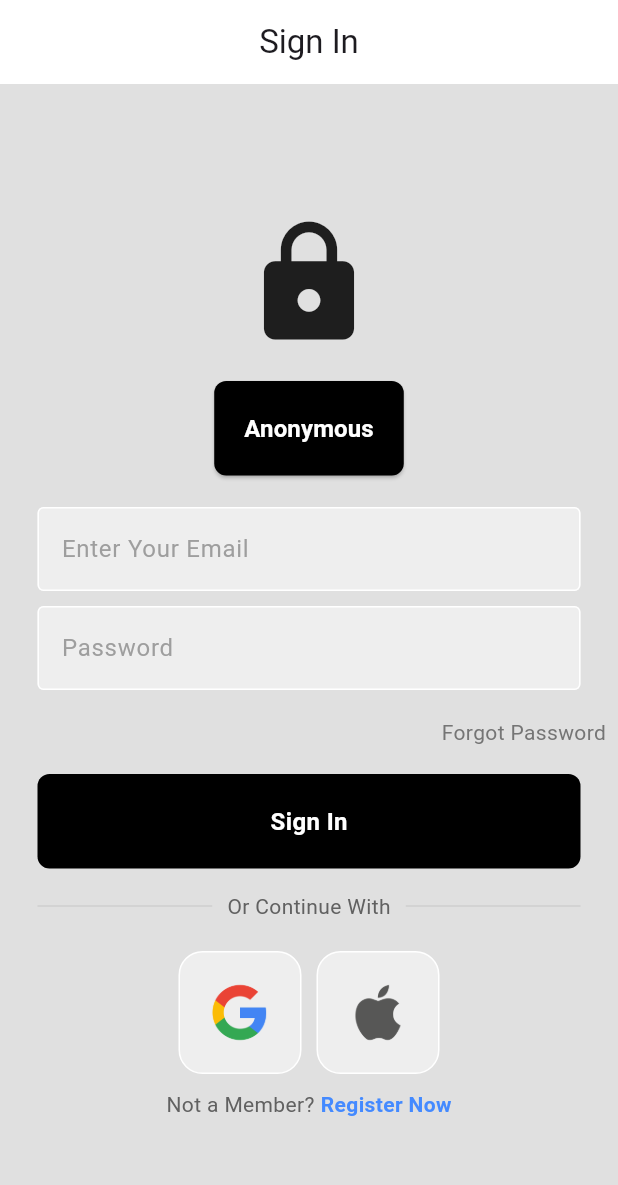
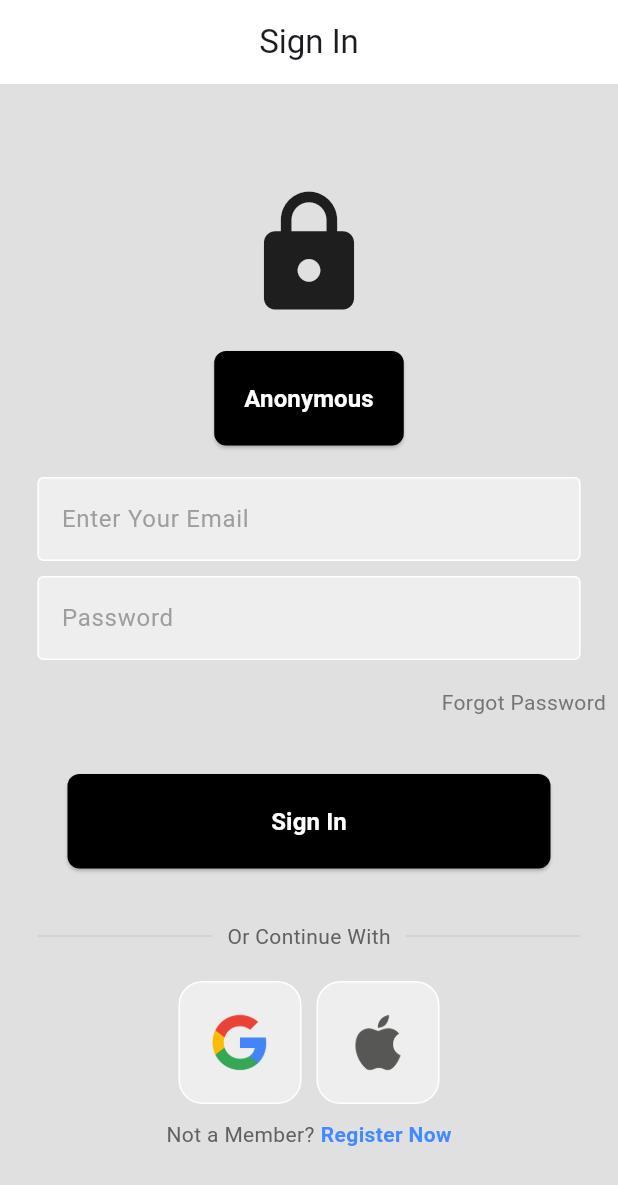
Before and after one commit to Nasiali-Eden/flutter_firebase, a Flutter app: the screen it shows after launch, on a phone screen of 412 x 824 dp. Shown: the top 1185 px of the screen. Run offline on Flutter 3.47's test engine with Material 3 defaults, Android fonts, the phone set to English and light mode, and no system bars; our stand-ins replace firebase_auth, firebase_core; accounts and stored records are empty.

Commit message:
Button Styling

```diff
--- a/lib/components/buttons.dart
+++ b/lib/components/buttons.dart
@@ -2,24 +2,27 @@ import 'package:flutter/material.dart';
 
 class SignInButton extends StatelessWidget {
 
-  final Function()? onTap;
+  final Function()? onPressed;
 
   const SignInButton({
     super.key,
-    required this.onTap,
+    required this.onPressed,
   });
 
   @override
   Widget build(BuildContext context) {
-    return GestureDetector(
-      onTap: onTap,
-      child: Container(
-        padding: const EdgeInsets.all(20),
-        margin: const EdgeInsets.symmetric(horizontal: 25),
-        decoration: BoxDecoration(
-          color: Colors.black,
-          borderRadius: BorderRadius.circular(8),
+    return Container(
+      padding: const EdgeInsets.all(20),
+      margin: const EdgeInsets.symmetric(horizontal: 25),
+      child: ElevatedButton(
+        style: ElevatedButton.styleFrom(
+          backgroundColor: Colors.black, // Background color
+          padding: const EdgeInsets.all(20), // Button padding
+          shape: RoundedRectangleBorder(
+            borderRadius: BorderRadius.circular(8), // Rounded corners
+          ),
         ),
+        onPressed: onPressed,
         child: const Center(
           child: Text(
             "Sign In",
--- a/lib/screens/pages/login_page.dart
+++ b/lib/screens/pages/login_page.dart
@@ -76,7 +76,7 @@ class _LoginPageState extends State<LoginPage> {
                 ),
               ),
               const SizedBox(height: 10),
-              SignInButton(onTap: signUserIn),
+              SignInButton(onPressed: signUserIn),
               const SizedBox(height: 15),
               Padding(
                 padding: const EdgeInsets.symmetric(horizontal: 25.0),
```
